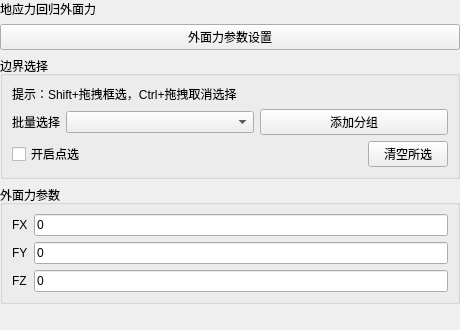
Before: the Qt Designer form plugins/Base_Slover/GeoStressOuterForcePage.ui in asd977/base_cae, drawn with Qt 5.
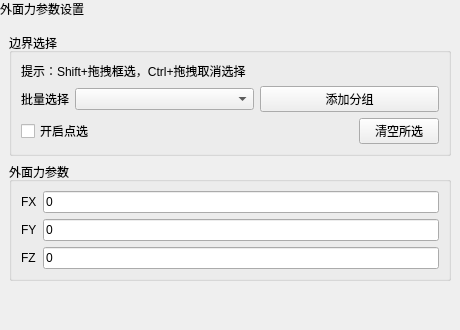
After: the same form once the commit is applied. Custom widgets are drawn as their Qt base class.

The edit to the form file:
```diff
--- a/plugins/Base_Slover/GeoStressOuterForcePage.ui
+++ b/plugins/Base_Slover/GeoStressOuterForcePage.ui
@@ -14,7 +14,49 @@
    <string>外立面</string>
   </property>
   <layout class="QVBoxLayout" name="mainLayout">
-   <property name="leftMargin"><number>0</number></property><property name="topMargin"><number>0</number></property><property name="rightMargin"><number>0</number></property><property name="bottomMargin"><number>0</number></property><item><widget class="QLabel" name="pageNameLabel"><property name="text"><string>地应力回归外面力</string></property></widget></item><item><widget class="QPushButton" name="sectionTitleButton"><property name="text"><string>外面力参数设置</string></property></widget></item><item>
+   <property name="leftMargin">
+    <number>0</number>
+   </property>
+   <property name="topMargin">
+    <number>0</number>
+   </property>
+   <property name="rightMargin">
+    <number>0</number>
+   </property>
+   <property name="bottomMargin">
+    <number>0</number>
+   </property>
+   <item>
+    <widget class="QLabel" name="pageHeaderLabel">
+     <property name="sizePolicy">
+      <sizepolicy hsizetype="Preferred" vsizetype="Fixed">
+       <horstretch>0</horstretch>
+       <verstretch>0</verstretch>
+      </sizepolicy>
+     </property>
+     <property name="text">
+      <string>外面力参数设置</string>
+     </property>
+    </widget>
+   </item>
+   <item>
+    <layout class="QVBoxLayout" name="contentLayout">
+     <property name="leftMargin">
+      <number>9</number>
+     </property>
+     <property name="topMargin">
+      <number>9</number>
+     </property>
+     <property name="rightMargin">
+      <number>9</number>
+     </property>
+     <property name="bottomMargin">
+      <number>9</number>
+     </property>
+     <property name="spacing">
+      <number>6</number>
+     </property>
+     <item>
     <widget class="QGroupBox" name="selectionGroup">
      <property name="title">
       <string>边界选择</string>
@@ -26,7 +68,7 @@
          <string>提示：Shift+拖拽框选，Ctrl+拖拽取消选择</string>
         </property>
         <property name="wordWrap">
-         <bool>true</bool>
+           <bool>false</bool>
         </property>
        </widget>
       </item>
@@ -43,10 +85,20 @@
           <property name="text">
            <string>批量选择</string>
           </property>
+            <property name="wordWrap">
+             <bool>false</bool>
+            </property>
          </widget>
         </item>
         <item>
-         <widget class="CustomComboBox" name="groupCombo" />
+           <widget class="CustomComboBox" name="groupCombo">
+            <property name="minimumSize">
+             <size>
+              <width>10</width>
+              <height>0</height>
+             </size>
+            </property>
+           </widget>
         </item>
         <item>
          <widget class="QPushButton" name="batchAddButton">
@@ -102,6 +154,9 @@
         <property name="text">
          <string>FX</string>
         </property>
+          <property name="wordWrap">
+           <bool>false</bool>
+          </property>
        </widget>
       </item>
       <item row="0" column="1">
@@ -109,6 +164,12 @@
         <property name="text">
          <string>0</string>
         </property>
+          <property name="minimumSize">
+           <size>
+            <width>10</width>
+            <height>0</height>
+           </size>
+          </property>
        </widget>
       </item>
       <item row="1" column="0">
@@ -116,6 +177,9 @@
         <property name="text">
          <string>FY</string>
         </property>
+          <property name="wordWrap">
+           <bool>false</bool>
+          </property>
        </widget>
       </item>
       <item row="1" column="1">
@@ -123,6 +187,12 @@
         <property name="text">
          <string>0</string>
         </property>
+          <property name="minimumSize">
+           <size>
+            <width>10</width>
+            <height>0</height>
+           </size>
+          </property>
        </widget>
       </item>
       <item row="2" column="0">
@@ -130,6 +200,9 @@
         <property name="text">
          <string>FZ</string>
         </property>
+          <property name="wordWrap">
+           <bool>false</bool>
+          </property>
        </widget>
       </item>
       <item row="2" column="1">
@@ -137,6 +210,12 @@
         <property name="text">
          <string>0</string>
         </property>
+          <property name="minimumSize">
+           <size>
+            <width>10</width>
+            <height>0</height>
+           </size>
+          </property>
        </widget>
       </item>
      </layout>
@@ -154,6 +233,8 @@
       </size>
      </property>
     </spacer>
+     </item>
+    </layout>
    </item>
   </layout>
  </widget>
```
Lines whose indentation alone changed are shown as unchanged.
